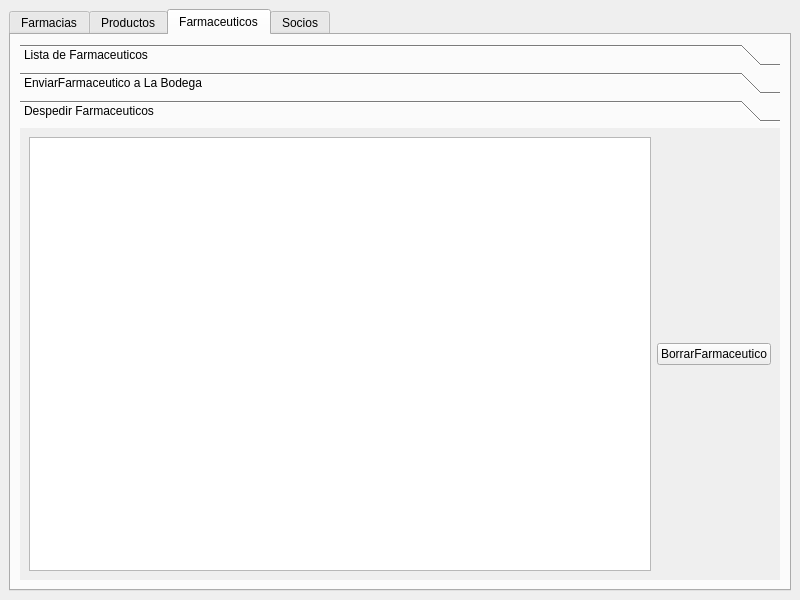
This is ui/Farmacia.ui in mendoza/improved-spork as Qt 5 draws it before an edit. The edited form follows.
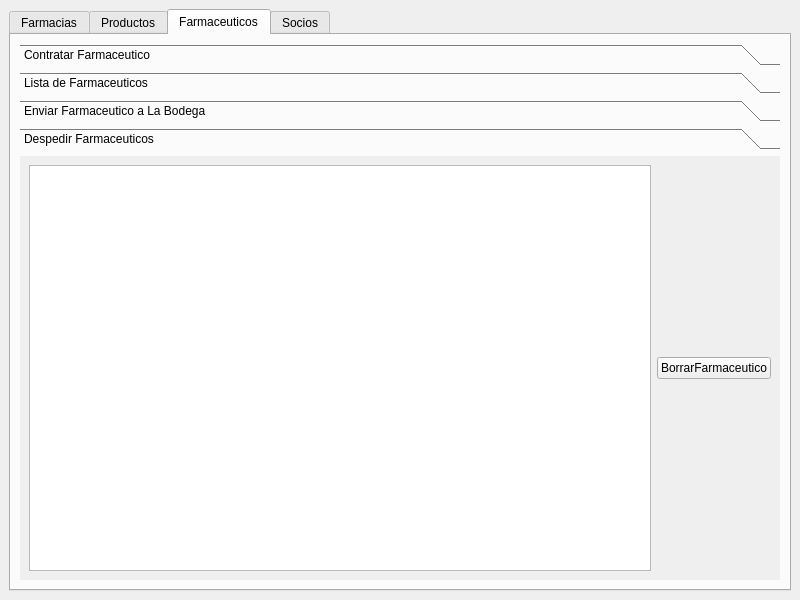
This is the edited form. The open tabs and pages were chosen to show the change. Icons and pictures are not drawn.

Commit message: dicen que la concha de ale pasa por todos

The edit to the form file:
```diff
--- a/ui/Farmacia.ui
+++ b/ui/Farmacia.ui
@@ -375,6 +375,11 @@
           <property name="currentIndex">
            <number>1</number>
           </property>
+          <widget class="QWidget" name="page">
+           <attribute name="label">
+            <string>Contratar Farmaceutico</string>
+           </attribute>
+          </widget>
           <widget class="QWidget" name="page_8">
            <property name="geometry">
             <rect>
@@ -426,7 +431,7 @@
             <string/>
            </property>
            <attribute name="label">
-            <string>EnviarFarmaceutico a La Bodega</string>
+            <string>Enviar Farmaceutico a La Bodega</string>
            </attribute>
            <widget class="QWidget" name="verticalLayoutWidget_7">
             <property name="geometry">
@@ -478,8 +483,8 @@
             <rect>
              <x>0</x>
              <y>0</y>
-             <width>253</width>
-             <height>93</height>
+             <width>760</width>
+             <height>438</height>
             </rect>
            </property>
            <attribute name="label">
@@ -487,7 +492,14 @@
            </attribute>
            <layout class="QHBoxLayout" name="horizontalLayout_2">
             <item>
-             <widget class="QTableWidget" name="farmaceuticos_table"/>
+             <widget class="QTableWidget" name="farmaceuticos_table">
+              <property name="minimumSize">
+               <size>
+                <width>582</width>
+                <height>0</height>
+               </size>
+              </property>
+             </widget>
             </item>
             <item>
              <layout class="QVBoxLayout" name="verticalLayout_4">
```
Left out of the diff: 22 changed lines with no effect on the pictures.
